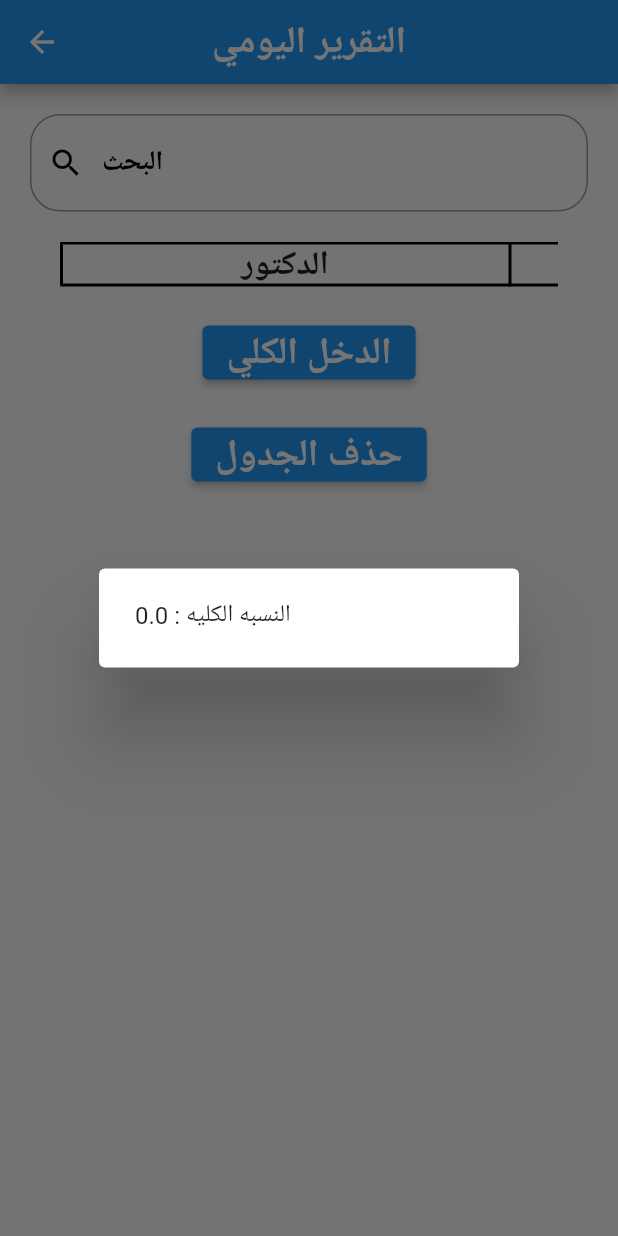
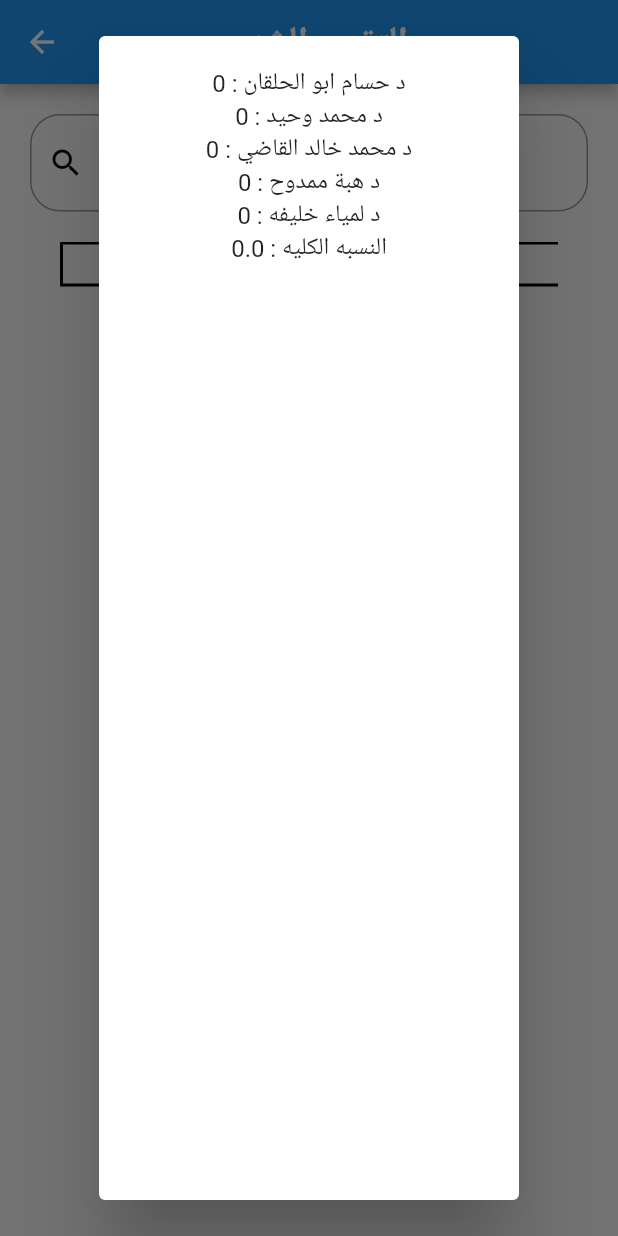
Before and after one commit to ibrahimMedhat-1/pioneer_doctor, a Flutter app: the DailyReport screen opened directly, after a tap on "الدخل الكلي", on a phone screen of 412 x 824 dp. Run offline on Flutter 3.47's test engine with Material 2 defaults, Android fonts, the light colour scheme and no system bars; our stand-ins replace cloud_firestore, firebase_auth, firebase_core, flutter_bloc; accounts and stored records are empty.

```diff
--- a/lib/view/daily_report/daily_report.dart
+++ b/lib/view/daily_report/daily_report.dart
@@ -21,7 +21,7 @@ class DailyReport extends StatelessWidget {
               appBar: AppBar(
                 backgroundColor: Colors.blue,
                 centerTitle: true,
-                title: const Text(style: TextStyle(fontSize: 25, fontWeight: FontWeight.bold), 'التقرير اليومي'),
+                title: const Text(style: TextStyle(fontSize: 25, fontWeight: FontWeight.bold), 'التقرير الشهري'),
               ),
               body: Padding(
                   padding: const EdgeInsets.all(20.0),
--- a/lib/view/home/home.dart
+++ b/lib/view/home/home.dart
@@ -135,7 +135,7 @@ class HomeScreen extends StatelessWidget {
                                           fontWeight: FontWeight.bold,
                                           fontSize: 22,
                                         ),
-                                        'التقرير اليومى'),
+                                        'التقرير الشهري'),
                                   ),
                                 ),
                               ],
--- a/lib/view_model/daily_report_cubit/daily_report_cubit.dart
+++ b/lib/view_model/daily_report_cubit/daily_report_cubit.dart
@@ -8,6 +8,7 @@ part 'daily_report_state.dart';
 
 class DailyReportCubit extends Cubit<DailyReportState> {
   DailyReportCubit() : super(DailyReportInitial());
+
   static DailyReportCubit get(context) => BlocProvider.of(context);
   List<PatientModel> patients = [];
   List<TableRow> tableRows = [
@@ -17,13 +18,51 @@ class DailyReportCubit extends Cubit<DailyReportState> {
       Column(children: [Text('الاسم', style: TextStyle(fontSize: 22.0, fontWeight: FontWeight.bold))]),
     ]),
   ];
+  int waheed = 0;
+  int qadi = 0;
+  int hossam = 0;
+  int heba = 0;
+  int lamiaa = 0;
 
   void getAllDates() {
     FirebaseFirestore.instance.collection('allDatesDoctor').orderBy('date', descending: true).get().then((value) {
       value.docs.forEach((element) {
-        patients.add(PatientModel.fromJson(element.data()));
-        setTable();
-        emit(GetAllPatientsSuccessfully());
+        if (element.data()['drName'] == "د حسام ابو الحلقان") {
+          print(element.data()['drName']);
+          hossam += int.parse(element.data()['price']);
+
+          patients.add(PatientModel.fromJson(element.data()));
+          setTable();
+          emit(GetAllPatientsSuccessfully());
+        } else if (element.data()['drName'] == "د محمد وحيد ") {
+          print(element.data()['drName']);
+          waheed += int.parse(element.data()['price']);
+
+          patients.add(PatientModel.fromJson(element.data()));
+          setTable();
+          emit(GetAllPatientsSuccessfully());
+        } else if (element.data()['drName'] == "د محمد خالد القاضي") {
+          print(element.data()['drName']);
+          qadi += int.parse(element.data()['price']);
+
+          patients.add(PatientModel.fromJson(element.data()));
+          setTable();
+          emit(GetAllPatientsSuccessfully());
+        } else if (element.data()['drName'] == "د هبة ممدوح") {
+          print(element.data()['drName']);
+          heba += int.parse(element.data()['price']);
+
+          patients.add(PatientModel.fromJson(element.data()));
+          setTable();
+          emit(GetAllPatientsSuccessfully());
+        } else if (element.data()['drName'] == "د لمياء خليفة") {
+          print(element.data()['drName']);
+          lamiaa += int.parse(element.data()['price']);
+
+          patients.add(PatientModel.fromJson(element.data()));
+          setTable();
+          emit(GetAllPatientsSuccessfully());
+        }
       });
     }).catchError((onError) {});
   }
@@ -54,7 +93,16 @@ class DailyReportCubit extends Cubit<DailyReportState> {
     showDialog(
         context: context,
         builder: (context) => AlertDialog(
-              content: Text("النسبه الكليه : ${totalAmountVar.toString()}"),
+              content: Column(
+                children: [
+                  Text("د حسام ابو الحلقان : $hossam"),
+                  Text("د محمد وحيد : $waheed"),
+                  Text("د محمد خالد القاضي : $qadi"),
+                  Text("د هبة ممدوح : $heba"),
+                  Text("د لمياء خليفه : $heba"),
+                  Text("النسبه الكليه : ${totalAmountVar.toString()}"),
+                ],
+              ),
             ));
   }
 
```
